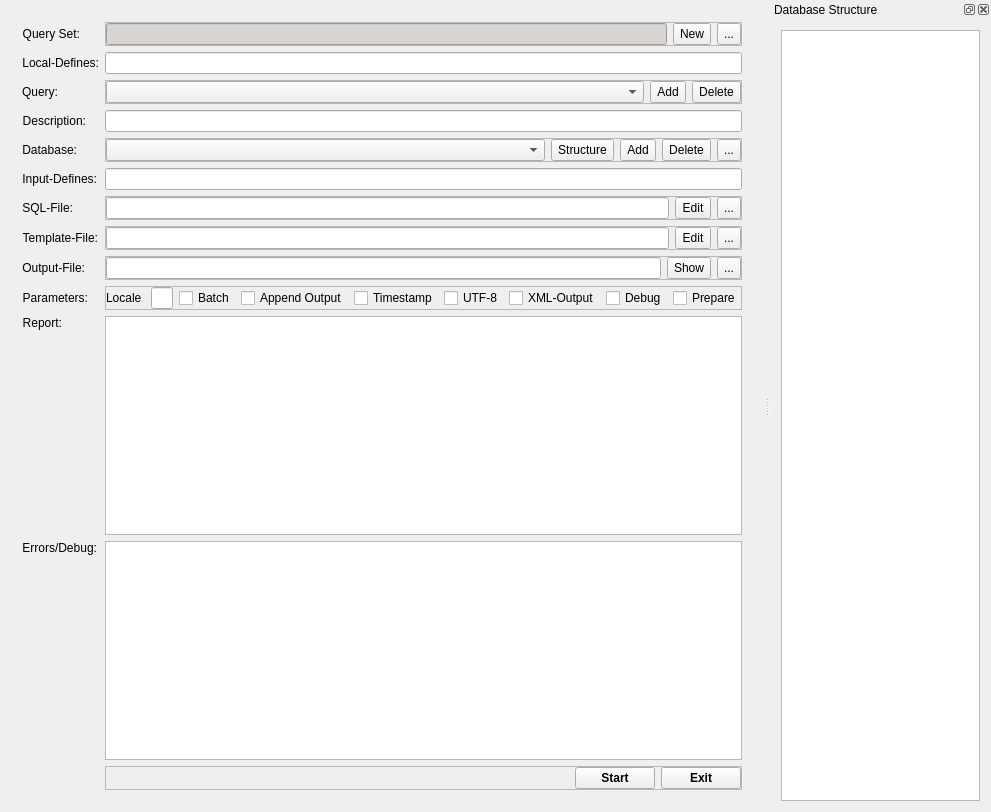
Before: the Qt Designer form SqlReport.ui in mosling/SQLReport, drawn with Qt 5.
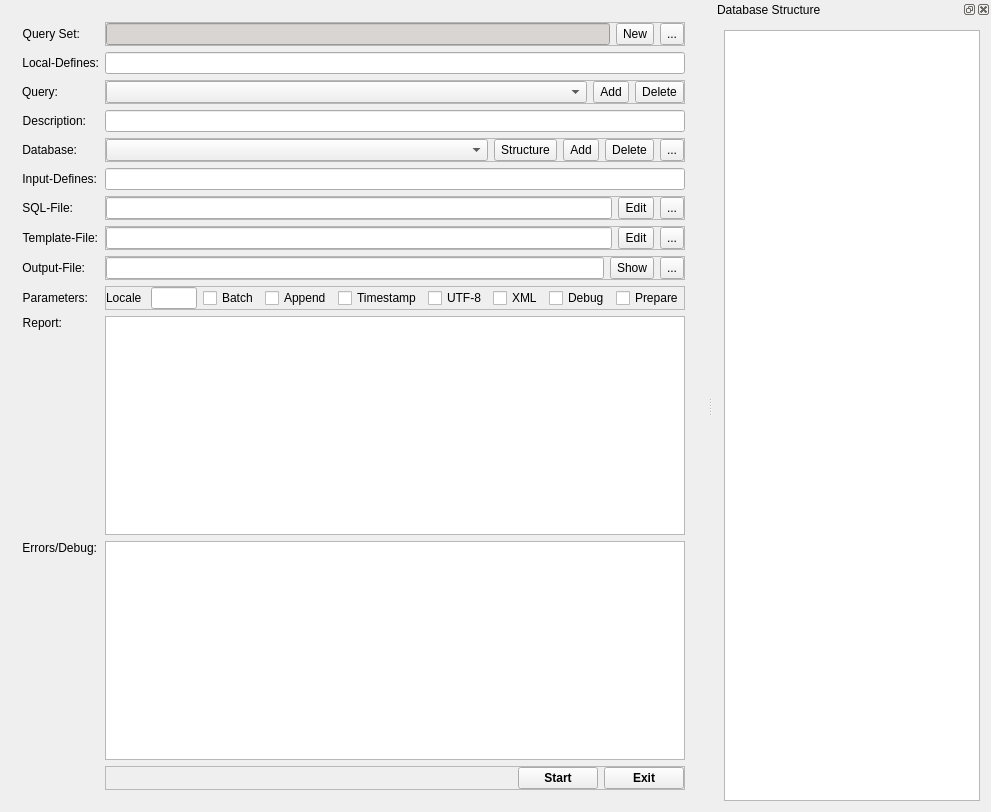
After: the same form once the commit is applied.

```diff
--- a/SqlReport.ui
+++ b/SqlReport.ui
@@ -912,6 +912,12 @@
           </item>
           <item>
            <widget class="QLineEdit" name="leLocale">
+            <property name="sizePolicy">
+             <sizepolicy hsizetype="Expanding" vsizetype="Preferred">
+              <horstretch>0</horstretch>
+              <verstretch>0</verstretch>
+             </sizepolicy>
+            </property>
             <property name="font">
              <font>
               <pointsize>9</pointsize>
@@ -921,6 +927,12 @@
           </item>
           <item>
            <widget class="QCheckBox" name="checkBoxBatchRun">
+            <property name="sizePolicy">
+             <sizepolicy hsizetype="Preferred" vsizetype="Preferred">
+              <horstretch>0</horstretch>
+              <verstretch>0</verstretch>
+             </sizepolicy>
+            </property>
             <property name="font">
              <font>
               <family>Tahoma</family>
@@ -934,6 +946,12 @@
           </item>
           <item>
            <widget class="QCheckBox" name="cbAppendOutput">
+            <property name="sizePolicy">
+             <sizepolicy hsizetype="Minimum" vsizetype="Preferred">
+              <horstretch>0</horstretch>
+              <verstretch>0</verstretch>
+             </sizepolicy>
+            </property>
             <property name="maximumSize">
              <size>
               <width>120</width>
@@ -952,12 +970,18 @@
              </font>
             </property>
             <property name="text">
-             <string>Append Output</string>
+             <string>Append</string>
             </property>
            </widget>
           </item>
           <item>
            <widget class="QCheckBox" name="cbTimeStamp">
+            <property name="sizePolicy">
+             <sizepolicy hsizetype="Minimum" vsizetype="Preferred">
+              <horstretch>0</horstretch>
+              <verstretch>0</verstretch>
+             </sizepolicy>
+            </property>
             <property name="font">
              <font>
               <family>Tahoma</family>
@@ -976,6 +1000,12 @@
           </item>
           <item>
            <widget class="QCheckBox" name="cbOutputUtf8">
+            <property name="sizePolicy">
+             <sizepolicy hsizetype="Minimum" vsizetype="Preferred">
+              <horstretch>0</horstretch>
+              <verstretch>0</verstretch>
+             </sizepolicy>
+            </property>
             <property name="font">
              <font>
               <family>Tahoma</family>
@@ -991,6 +1021,12 @@
           </item>
           <item>
            <widget class="QCheckBox" name="cbOutputXml">
+            <property name="sizePolicy">
+             <sizepolicy hsizetype="Minimum" vsizetype="Preferred">
+              <horstretch>0</horstretch>
+              <verstretch>0</verstretch>
+             </sizepolicy>
+            </property>
             <property name="font">
              <font>
               <family>Tahoma</family>
@@ -998,12 +1034,18 @@
              </font>
             </property>
             <property name="text">
-             <string>XML-Output</string>
+             <string>XML</string>
             </property>
            </widget>
           </item>
           <item>
            <widget class="QCheckBox" name="checkBoxDebug">
+            <property name="sizePolicy">
+             <sizepolicy hsizetype="Minimum" vsizetype="Preferred">
+              <horstretch>0</horstretch>
+              <verstretch>0</verstretch>
+             </sizepolicy>
+            </property>
             <property name="font">
              <font>
               <family>Tahoma</family>
@@ -1017,6 +1059,12 @@
           </item>
           <item>
            <widget class="QCheckBox" name="checkBoxPrepare">
+            <property name="sizePolicy">
+             <sizepolicy hsizetype="Minimum" vsizetype="Preferred">
+              <horstretch>0</horstretch>
+              <verstretch>0</verstretch>
+             </sizepolicy>
+            </property>
             <property name="font">
              <font>
               <family>Tahoma</family>
```
Left out of the diff: 6 changed lines with no effect on the pictures.
